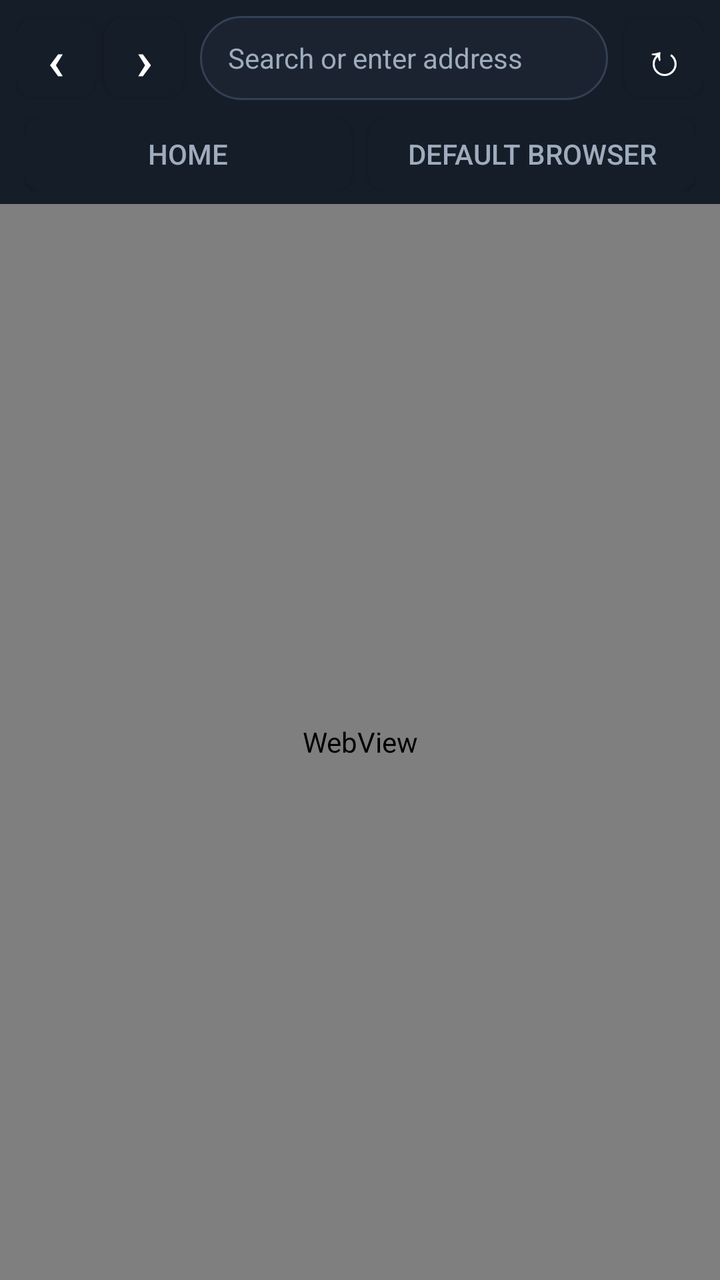
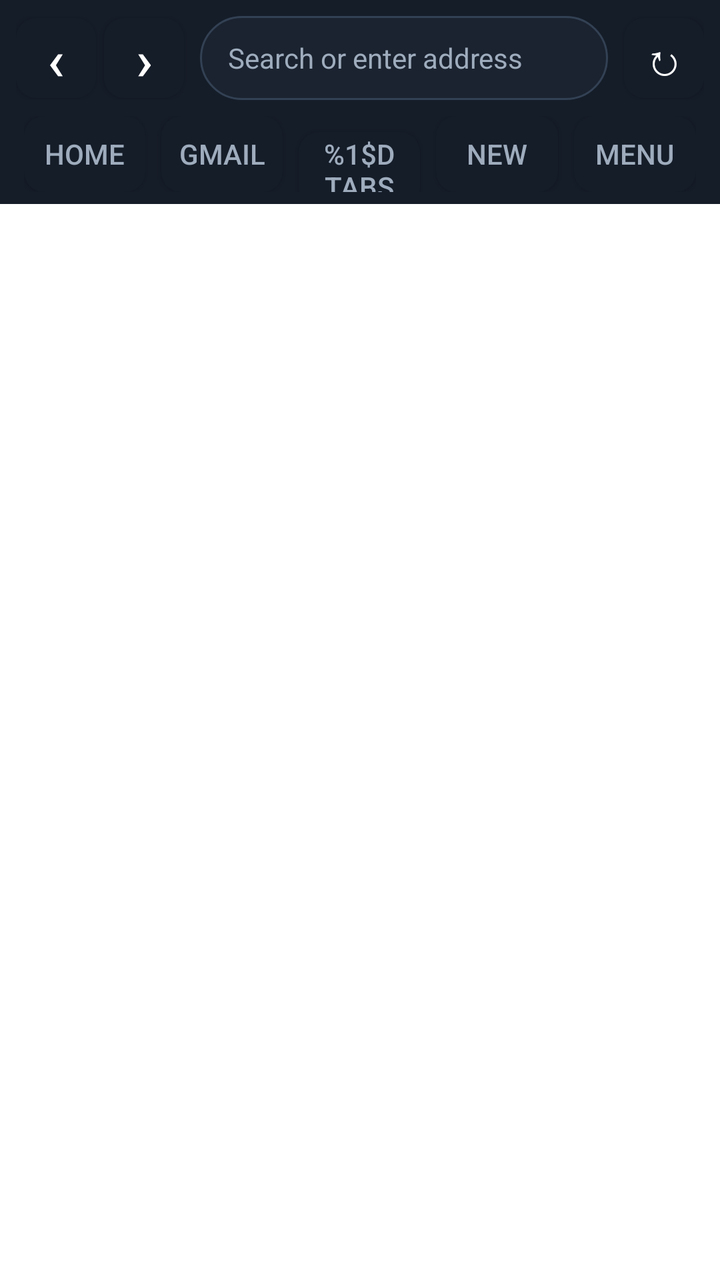

Screens rendered from an Android XML layout before and after an edit, with the pre-edit source and the edit as a unified diff.
<!-- AndroidManifest.xml: application theme AppThemeLight -->
<!-- res/layout/browser.xml -->
<?xml version="1.0" encoding="utf-8"?>
<LinearLayout xmlns:android="http://schemas.android.com/apk/res/android"
    android:layout_width="match_parent"
    android:layout_height="match_parent"
    android:orientation="vertical"
    android:background="@color/master_background">

    <LinearLayout
        android:layout_width="match_parent"
        android:layout_height="wrap_content"
        android:orientation="horizontal"
        android:gravity="center_vertical"
        android:padding="8dp"
        android:background="@color/browser_toolbar">

        <Button
            android:id="@+id/browser_back"
            android:layout_width="40dp"
            android:layout_height="40dp"
            android:background="@drawable/browser_button"
            android:text="‹"
            android:textColor="@color/master_text"
            android:textSize="28sp" />

        <Button
            android:id="@+id/browser_forward"
            android:layout_width="40dp"
            android:layout_height="40dp"
            android:layout_marginLeft="4dp"
            android:background="@drawable/browser_button"
            android:text="›"
            android:textColor="@color/master_text"
            android:textSize="28sp" />

        <EditText
            android:id="@+id/browser_address"
            android:layout_width="0dp"
            android:layout_height="42dp"
            android:layout_weight="1"
            android:layout_marginLeft="8dp"
            android:layout_marginRight="8dp"
            android:background="@drawable/browser_address"
            android:hint="@string/browser_address_hint"
            android:imeOptions="actionGo"
            android:inputType="textUri"
            android:paddingLeft="14dp"
            android:paddingRight="14dp"
            android:singleLine="true"
            android:textColor="@color/master_text"
            android:textColorHint="@color/master_muted"
            android:textSize="14sp" />

        <Button
            android:id="@+id/browser_refresh"
            android:layout_width="40dp"
            android:layout_height="40dp"
            android:background="@drawable/browser_button"
            android:text="↻"
            android:textColor="@color/master_text"
            android:textSize="22sp" />
    </LinearLayout>

    <LinearLayout
        android:layout_width="match_parent"
        android:layout_height="wrap_content"
        android:orientation="horizontal"
        android:paddingLeft="12dp"
        android:paddingRight="12dp"
        android:paddingBottom="6dp"
        android:background="@color/browser_toolbar">

        <Button
            android:id="@+id/browser_home"
            android:layout_width="0dp"
            android:layout_height="38dp"
            android:layout_weight="1"
            android:background="@drawable/browser_button"
            android:text="@string/browser_home"
            android:textColor="@color/master_muted" />

        <Button
            android:id="@+id/browser_default"
            android:layout_width="0dp"
            android:layout_height="38dp"
            android:layout_weight="1"
            android:layout_marginLeft="8dp"
            android:background="@drawable/browser_button"
            android:text="@string/set_default_browser_short"
            android:textColor="@color/master_muted" />
    </LinearLayout>

    <WebView
        android:id="@+id/browser_webview"
        android:layout_width="match_parent"
        android:layout_height="0dp"
        android:layout_weight="1"
        android:background="@android:color/white" />
</LinearLayout>
<!-- resources referenced by this layout -->
<resources>
  <color name="browser_toolbar">#ff151d29</color>
  <color name="master_background">#ff10151f</color>
  <color name="master_muted">#ff9eacbd</color>
  <color name="master_text">#ffffffff</color>
  <!-- drawable browser_address (drawable) -->
  <?xml version="1.0" encoding="utf-8"?>
  <shape xmlns:android="http://schemas.android.com/apk/res/android">
      <corners android:radius="21dp" />
      <solid android:color="@color/master_card" />
      <stroke android:width="1dp" android:color="@color/master_border" />
      <padding
          android:left="12dp"
          android:right="12dp"
          android:top="0dp"
          android:bottom="0dp" />
  </shape>
  <!-- drawable browser_button (drawable) -->
  <?xml version="1.0" encoding="utf-8"?>
  <selector xmlns:android="http://schemas.android.com/apk/res/android">
      <item android:state_pressed="true">
          <shape>
              <corners android:radius="10dp" />
              <solid android:color="@color/master_card_pressed" />
          </shape>
      </item>
      <item>
          <shape>
              <corners android:radius="10dp" />
              <solid android:color="@color/browser_toolbar" />
          </shape>
      </item>
  </selector>
  <string name="browser_address_hint">Search or enter address</string>
  <string name="browser_home">Home</string>
  <string name="set_default_browser_short">Default browser</string>
  <style name="AppThemeLight" parent="@android:style/Theme.Holo.Light">
          <item name="android:windowBackground">@color/app_background_light</item>
          <item name="color_app_background">@color/app_background_light</item>
          <item name="files_back">@drawable/undo_menu</item>
  	</style>
  <color name="master_card">#ff1b2330</color>
  <color name="master_border">#ff334154</color>
  <color name="master_card_pressed">#ff293447</color>
  <color name="app_background_light">#ffffffff</color>
  <!-- drawable undo_menu (drawable) -->
  <?xml version='1.0' encoding='utf-8'?>
  <selector xmlns:android="http://schemas.android.com/apk/res/android">
  	<item
  		android:state_enabled="true"
  		android:drawable="@drawable/undo"/>
  	<item
  		android:state_pressed="true"
  		android:drawable="@drawable/undo_disable"/>
  	<item
  		android:state_enabled="false"
  		android:drawable="@drawable/undo_disable"/>
  </selector>
  <!-- drawable undo: png bitmap (drawable-hdpi-v4, 428 bytes) -->
  <!-- drawable undo_disable: png bitmap (drawable-hdpi-v4, 428 bytes) -->
</resources>

<!-- the commit's change to res/layout/browser.xml (unified diff, before → after) -->
@@ -79,18 +79,48 @@
             android:textColor="@color/master_muted" />
 
         <Button
-            android:id="@+id/browser_default"
+            android:id="@+id/browser_gmail"
             android:layout_width="0dp"
             android:layout_height="38dp"
             android:layout_weight="1"
             android:layout_marginLeft="8dp"
             android:background="@drawable/browser_button"
-            android:text="@string/set_default_browser_short"
+            android:text="@string/browser_gmail"
+            android:textColor="@color/master_muted" />
+
+        <Button
+            android:id="@+id/browser_tab_count"
+            android:layout_width="0dp"
+            android:layout_height="38dp"
+            android:layout_weight="1"
+            android:layout_marginLeft="8dp"
+            android:background="@drawable/browser_button"
+            android:text="@string/browser_tabs"
+            android:textColor="@color/master_muted" />
+
+        <Button
+            android:id="@+id/browser_new_tab"
+            android:layout_width="0dp"
+            android:layout_height="38dp"
+            android:layout_weight="1"
+            android:layout_marginLeft="8dp"
+            android:background="@drawable/browser_button"
+            android:text="@string/browser_new_tab"
+            android:textColor="@color/master_muted" />
+
+        <Button
+            android:id="@+id/browser_menu"
+            android:layout_width="0dp"
+            android:layout_height="38dp"
+            android:layout_weight="1"
+            android:layout_marginLeft="8dp"
+            android:background="@drawable/browser_button"
+            android:text="@string/browser_menu"
             android:textColor="@color/master_muted" />
     </LinearLayout>
 
-    <WebView
-        android:id="@+id/browser_webview"
+    <FrameLayout
+        android:id="@+id/browser_webview_container"
         android:layout_width="match_parent"
         android:layout_height="0dp"
         android:layout_weight="1"
<!-- resource entries referenced after the edit -->
@@ -33,8 +33,11 @@
       </item>
   </selector>
   <string name="browser_address_hint">Search or enter address</string>
+  <string name="browser_gmail">Gmail</string>
   <string name="browser_home">Home</string>
-  <string name="set_default_browser_short">Default browser</string>
+  <string name="browser_menu">Menu</string>
+  <string name="browser_new_tab">New</string>
+  <string name="browser_tabs">%1$d tabs</string>
   <style name="AppThemeLight" parent="@android:style/Theme.Holo.Light">
           <item name="android:windowBackground">@color/app_background_light</item>
           <item name="color_app_background">@color/app_background_light</item>
